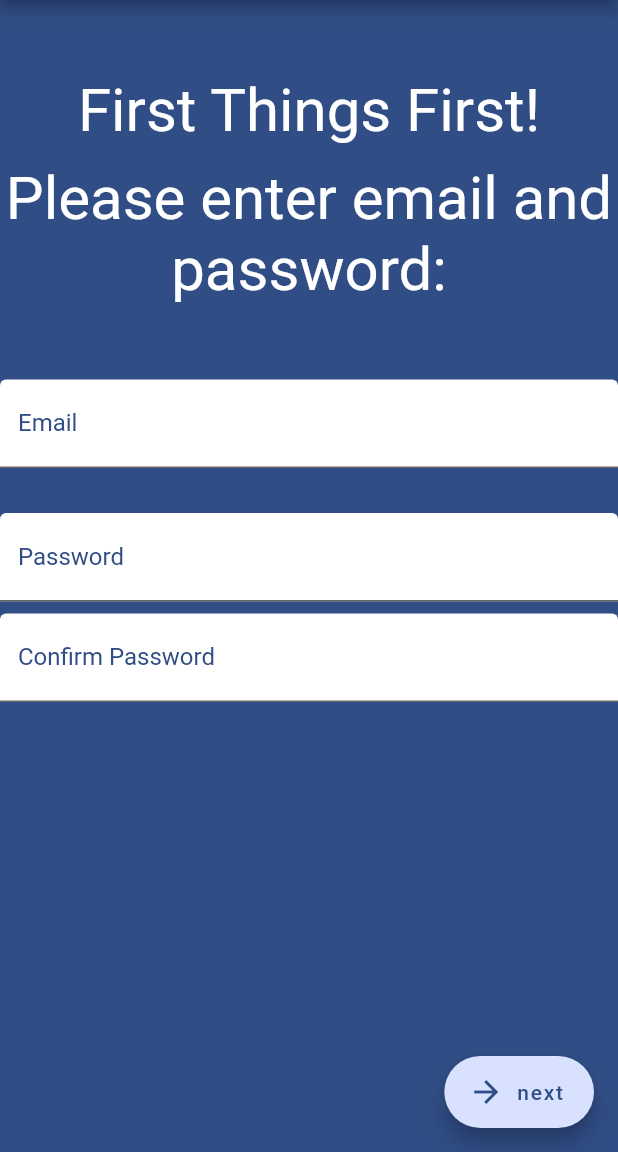
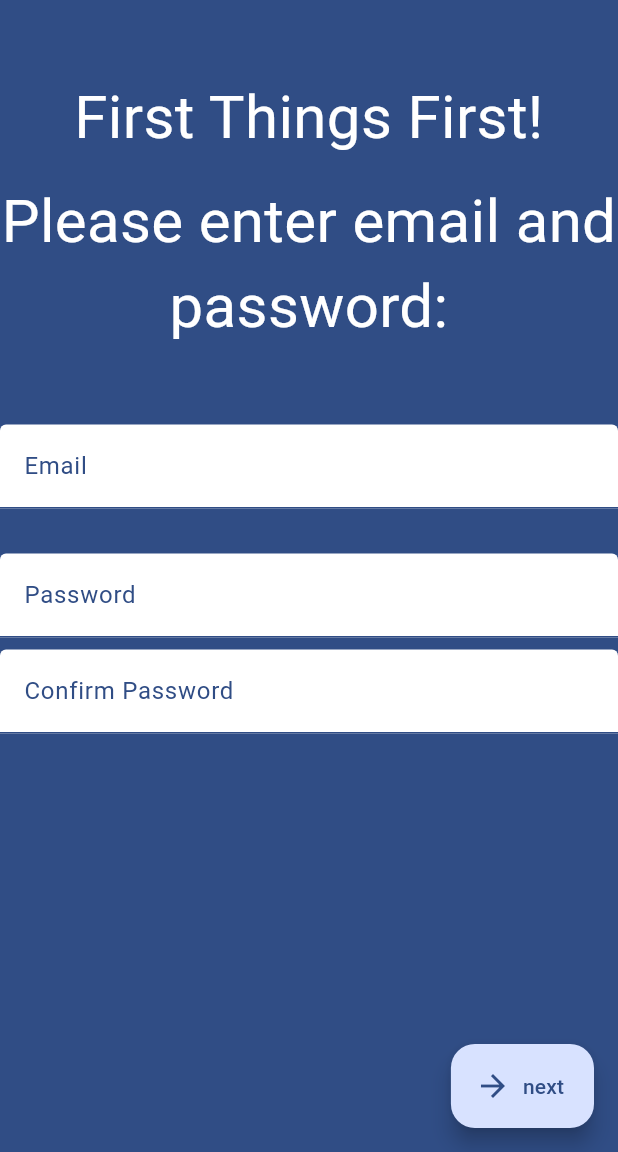
Before and after one commit to Bachuchee/AnyLearn, a Flutter app: the screen it shows after launch, after a tap on "Sign up", on a phone screen of 412 x 824 dp, the part 84-1236 px from its top. Run offline on Flutter 3.47's test engine with Material 2 defaults, Android fonts, the phone set to English and light mode, and no system bars; our stand-ins replace flutter_rating_bar, flutter_riverpod, go_router, image_picker, pocketbase, pod_player and 1 more; missing offline and left inert: animate_gradient, dart:html; network calls fail.

Commit message:
Update UI and add About and Contact us

```diff
--- a/anylearn/lib/Theme/colors.dart
+++ b/anylearn/lib/Theme/colors.dart
@@ -1,4 +1,6 @@
 import 'dart:ui';
+
+import 'package:flutter/material.dart';
 
 // primary theme
 
@@ -9,3 +11,17 @@ const secondarySurface = Color(0xFFD8E2FF);
 
 // extra chip colors
 const selectedColor = Color(0xFFB7EBAD);
+
+const scheme = ColorScheme(
+  brightness: Brightness.light,
+  primary: secondaryColor,
+  onPrimary: secondarySurface,
+  secondary: primarySurface,
+  onSecondary: primarySurface,
+  error: Colors.red,
+  onError: Colors.white,
+  background: Colors.white,
+  onBackground: secondaryColor,
+  surface: Colors.white,
+  onSurface: secondaryColor,
+);
--- a/anylearn/lib/main.dart
+++ b/anylearn/lib/main.dart
@@ -1,3 +1,4 @@
+import 'package:anylearn/Theme/colors.dart';
 import 'package:anylearn/controllers/auth_service.dart';
 
 import 'package:anylearn/utils/specialscroll.dart';
@@ -133,7 +134,8 @@ class MyApp extends StatelessWidget {
       debugShowCheckedModeBanner: false,
       scrollBehavior: ChipListScroll(),
       theme: ThemeData(
-        primarySwatch: Colors.blue,
+        colorScheme: scheme,
+        useMaterial3: true,
       ),
       routerConfig: _router,
     );
--- a/anylearn/lib/views/home/components/home_filter.dart
+++ b/anylearn/lib/views/home/components/home_filter.dart
@@ -1,3 +1,4 @@
+import 'package:anylearn/Theme/colors.dart';
 import 'package:anylearn/models/pocket_client.dart';
 import 'package:flutter/cupertino.dart';
 import 'package:flutter/material.dart';
@@ -61,6 +62,10 @@ class _HomeFiltersState extends ConsumerState<HomeFilters> {
             label: Text(
               _topicList[index].name,
             ),
+            avatar: const Icon(
+              Icons.circle,
+              color: secondaryColor,
+            ),
             onSelected: (isSelected) {
               updateFilter(isSelected, _topicList[index]);
             },
--- a/anylearn/lib/views/login/components.dart
+++ b/anylearn/lib/views/login/components.dart
@@ -135,7 +135,12 @@ class _LoginSectionState extends State<LoginSection> {
                       ),
                     ),
                     padding: const EdgeInsets.all(18.0)),
-                child: const Text("Login"),
+                child: const Text(
+                  "Login",
+                  style: TextStyle(
+                    color: Colors.white,
+                  ),
+                ),
               ),
               const SizedBox(width: 8.0),
               Text(
--- a/anylearn/lib/views/login/login.dart
+++ b/anylearn/lib/views/login/login.dart
@@ -16,12 +16,77 @@ class _LoginPageState extends State<LoginPage> {
       appBar: AppBar(
         title: const Image(
           image: AssetImage('assets/images/Logo.png'),
-
           width: 200.0,
           height: 200.0,
+          color: Colors.white,
         ),
-        backgroundColor: Colors.white,
+        actions: [
+          Padding(
+            padding: const EdgeInsets.all(8.0),
+            child: TextButton(
+              onPressed: () {
+                showAboutDialog(
+                  context: context,
+                  applicationName: 'AnyLearn',
+                  applicationVersion: 'ver. 1.0',
+                  applicationLegalese:
+                      'Copyright @ Gal Aloni, ${DateTime.now().year}',
+                  applicationIcon: SizedBox(
+                    width: 100.0,
+                    height: 100.0,
+                    child: Image.asset('assets/images/AnyLearnHat.png'),
+                  ),
+                );
+              },
+              style: TextButton.styleFrom(
+                foregroundColor: Colors.white,
+              ),
+              child: const Text(
+                'About',
+                style: TextStyle(
+                  color: Colors.white,
+                  fontSize: 24.0,
+                ),
+              ),
+            ),
+          ),
+          Padding(
+            padding: const EdgeInsets.all(8.0),
+            child: TextButton(
+              onPressed: () {
+                showDialog(
+                  context: context,
+                  builder: (context) => AlertDialog(
+                    title: const Text("Contact Us!"),
+                    content: const Text(
+                      "You can cotact us by mail using this refrence email: support@anylearn.com (School Project no real email or contacting ;)",
+                    ),
+                    actions: [
+                      TextButton(
+                        child: const Text("Ok"),
+                        onPressed: () => Navigator.of(context).pop(),
+                      )
+                    ],
+                  ),
+                );
+              },
+              style: TextButton.styleFrom(
+                foregroundColor: Colors.white,
+              ),
+              child: const Text(
+                'Contact us',
+                style: TextStyle(
+                  color: Colors.white,
+                  fontSize: 24.0,
+                ),
+              ),
+            ),
+          ),
+        ],
+        backgroundColor: const Color(0x00000000),
+        elevation: 0.0,
       ),
+      extendBodyBehindAppBar: true,
       body: (() {
         if (MediaQuery.of(context).size.width > 1200.0) {
           return Row(
--- a/anylearn/lib/views/shared/main-app-bar.dart
+++ b/anylearn/lib/views/shared/main-app-bar.dart
@@ -80,8 +80,10 @@ class _MainAppBarState extends State<MainAppBar> {
         ProfileAvatar(
           userImage: widget.userImage,
           onClick: () {
-            context.goNamed('UserProfile',
-                params: {'userId': PocketClient.model.id});
+            context.goNamed(
+              'UserProfile',
+              params: {'userId': PocketClient.model.id},
+            );
           },
         ),
       ],
--- a/anylearn/lib/views/view_course/view_course.dart
+++ b/anylearn/lib/views/view_course/view_course.dart
@@ -284,7 +284,10 @@ class _ViewCourseState extends ConsumerState<ViewCourse> {
                       .toString(),
                 ),
                 onClick: () {
-                  context.goNamed('EditProfile');
+                  context.goNamed(
+                    'UserProfile',
+                    params: {'userId': PocketClient.model.id},
+                  );
                 },
               ),
             ],
--- a/anylearn/lib/views/view_episode/view_episode.dart
+++ b/anylearn/lib/views/view_episode/view_episode.dart
@@ -109,6 +109,12 @@ class _ViewEpisodeState extends ConsumerState<ViewEpisode> {
                       PocketClient.model, PocketClient.model.data['avatar'])
                   .toString(),
             ),
+            onClick: () {
+              context.goNamed(
+                'UserProfile',
+                params: {'userId': PocketClient.model.id},
+              );
+            },
           ),
         ],
       ),
--- a/anylearn/pubspec.yaml
+++ b/anylearn/pubspec.yaml
@@ -48,6 +48,7 @@ dependencies:
   video_player: ^2.5.1
   pod_player: ^0.1.0
   flutter_rating_bar: ^4.0.1
+  about: ^2.1.1
 
 dev_dependencies:
   flutter_test:
```
Also changed, not shown: anylearn/lib/views/user_courses/user_courses.dart (+10 -2 lines), anylearn/lib/views/user_profile/edit_profile.dart (+7 -2 lines), anylearn/assets/images/AnyLearnHat.png (added), 3 other files.
